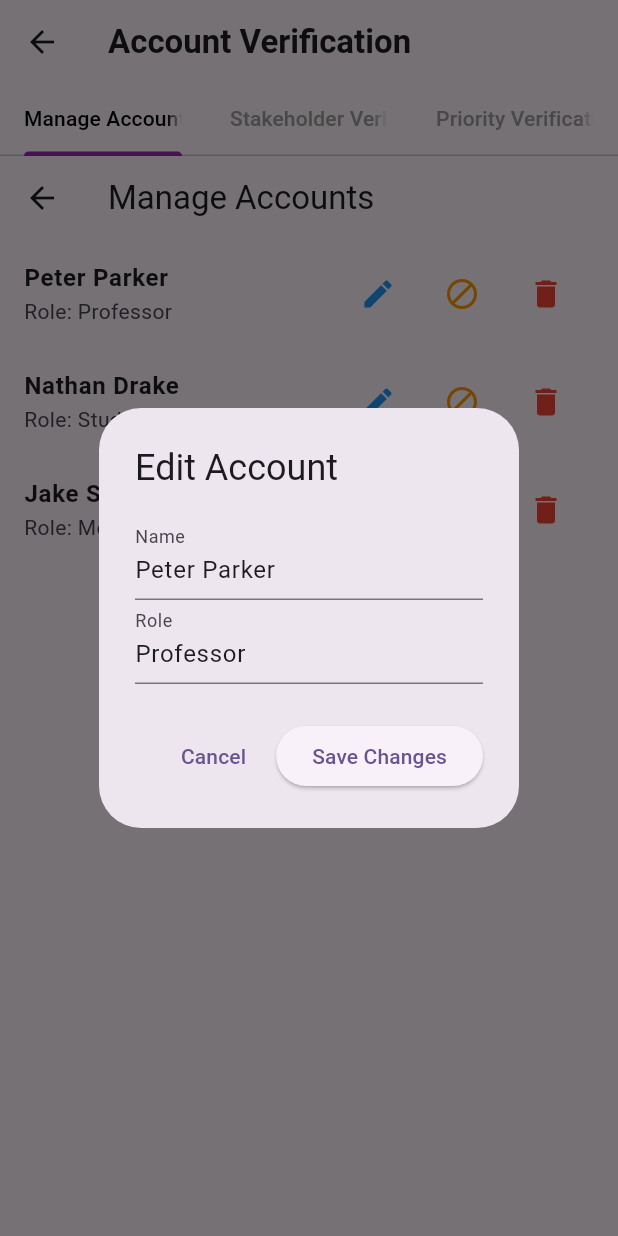
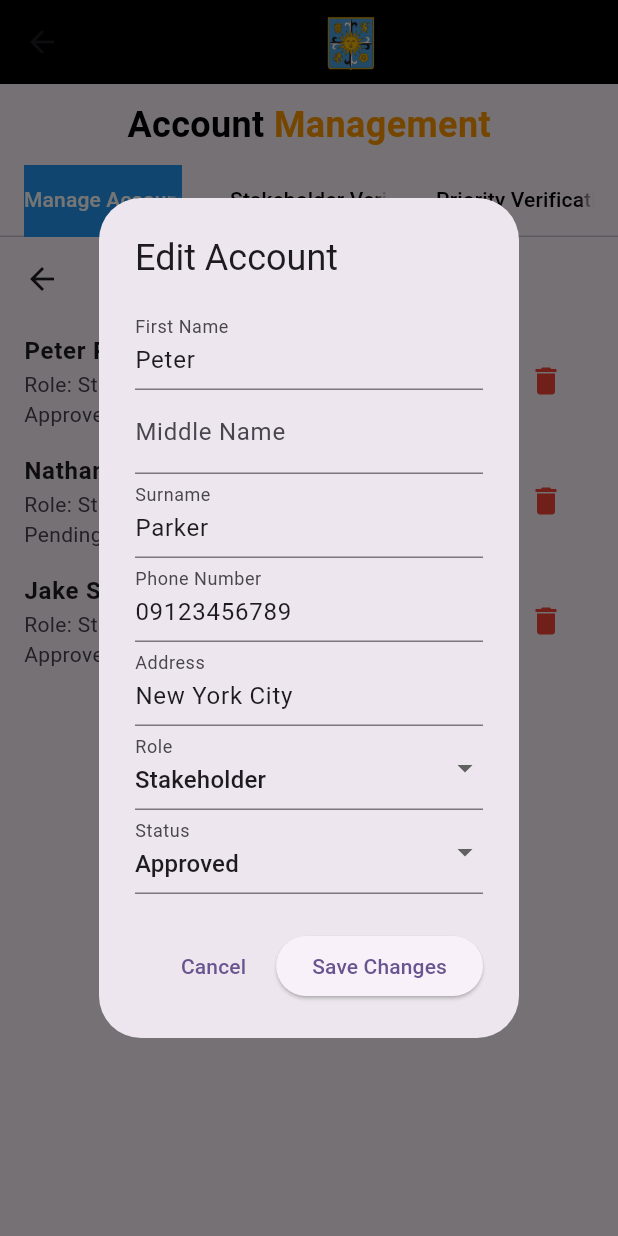
Before and after one commit to jjelleazarr/se2_tigersafe, a Flutter app: the AccountManagementScreen screen opened directly, after a tap on the "edit" icon, on a phone screen of 412 x 824 dp. Run offline on Flutter 3.47's test engine with Material 3 defaults, Android fonts, the phone set to English and light mode, and no system bars; our stand-ins replace cloud_firestore, firebase_auth, firebase_core, geolocator, google_fonts, google_sign_in and 1 more; accounts and stored records are empty.

Commit message:
Incomplete manage account function

```diff
--- a/lib/screens/web/account_management.dart
+++ b/lib/screens/web/account_management.dart
@@ -2,6 +2,7 @@ import 'package:flutter/material.dart';
 import 'manage_accounts.dart';
 import 'stakeholder_verification.dart';
 import 'priority_verification.dart';
+import 'package:se2_tigersafe/widgets/dashboard_appbar.dart';
 
 class AccountManagementScreen extends StatelessWidget {
   @override
@@ -9,27 +10,44 @@ class AccountManagementScreen extends StatelessWidget {
     return DefaultTabController(
       length: 3,
       child: Scaffold(
-        appBar: AppBar(
-          leading: IconButton(
-            icon: Icon(Icons.arrow_back),
-            onPressed: () => Navigator.pop(context),
+        appBar: const DashboardAppBar(),
+        body: Column(
+          children: [
+            // Header: Account Management
+            const SizedBox(height: 10),
+            const Center(
+              child: Text.rich(
+                TextSpan(
+                  children: [
+                    TextSpan(
+                      text: 'Account ',
+                      style: TextStyle(fontSize: 24, fontWeight: FontWeight.bold, color: Colors.black),
                     ),
-          title: Text(
-            'Account Verification',
-            style: TextStyle(fontWeight: FontWeight.bold),
+                    TextSpan(
+                      text: 'Management',
+                      style: TextStyle(fontSize: 24, fontWeight: FontWeight.bold, color: Colors.orange),
                     ),
-          bottom: TabBar(
-            labelColor: Colors.black, // Active tab text color
-            unselectedLabelColor: Colors.grey, // Inactive tab text color
-            indicatorColor: Colors.purple, // Matches mockup
+                  ],
+                ),
+              ),
+            ),
+            const SizedBox(height: 10),
+
+            // Tabs
+            const TabBar(
+              labelColor: Colors.white,
+              unselectedLabelColor: Colors.black,
+              indicator: BoxDecoration(color: Colors.blue),
               tabs: [
                 Tab(text: "Manage Accounts"),
                 Tab(text: "Stakeholder Verification"),
                 Tab(text: "Priority Verification"),
               ],
             ),
-        ),
-        body: TabBarView(
+
+            // Tab content
+            Expanded(
+              child: TabBarView(
                 children: [
                   ManageAccountsScreen(),
                   StakeholderVerificationScreen(),
@@ -37,6 +55,9 @@ class AccountManagementScreen extends StatelessWidget {
                 ],
               ),
             ),
+          ],
+        ),
+      ),
     );
   }
 }
--- a/lib/screens/web/manage_accounts.dart
+++ b/lib/screens/web/manage_accounts.dart
@@ -1,4 +1,5 @@
 import 'package:flutter/material.dart';
+import 'package:se2_tigersafe/controllers/manage_accounts_controller.dart';
 
 class ManageAccountsScreen extends StatefulWidget {
   @override
@@ -7,35 +8,139 @@ class ManageAccountsScreen extends StatefulWidget {
 
 class _ManageAccountsScreenState extends State<ManageAccountsScreen> {
   List<Map<String, String>> accounts = [
-    {"name": "Peter Parker", "role": "Professor"},
-    {"name": "Nathan Drake", "role": "Student"},
-    {"name": "Jake Seresin", "role": "Medical"},
+    {
+      "first_name": "Peter",
+      "middle_name": "",
+      "surname": "Parker",
+      "phone_number": "09123456789",
+      "address": "New York City",
+      "roles": "/roles/stakeholder",
+      "status": "Approved"
+    },
+    {
+      "first_name": "Nathan",
+      "middle_name": "",
+      "surname": "Drake",
+      "phone_number": "09111111111",
+      "address": "Boston",
+      "roles": "/roles/stakeholder",
+      "status": "Pending"
+    },
+    {
+      "first_name": "Jake",
+      "middle_name": "",
+      "surname": "Seresin",
+      "phone_number": "09999999999",
+      "address": "Los Angeles",
+      "roles": "/roles/stakeholder",
+      "status": "Approved"
+    },
+  ];
+
+  final List<String> statusOptions = [
+    "Approved",
+    "Pending",
+    "Rejected",
+    "Banned"
   ];
 
   void _editAccount(int index) {
+    final acc = accounts[index];
+
+    TextEditingController firstNameController =
+        TextEditingController(text: acc['first_name']);
+    TextEditingController middleNameController =
+        TextEditingController(text: acc['middle_name']);
+    TextEditingController surnameController =
+        TextEditingController(text: acc['surname']);
+    TextEditingController phoneController =
+        TextEditingController(text: acc['phone_number']);
+    TextEditingController addressController =
+        TextEditingController(text: acc['address']);
+    String role = acc['roles'] ?? "/roles/stakeholder";
+    String status = acc['status'] ?? "Pending";
+
     showDialog(
       context: context,
       builder: (context) {
-        TextEditingController nameController = TextEditingController(text: accounts[index]['name']);
-        TextEditingController roleController = TextEditingController(text: accounts[index]['role']);
-
         return AlertDialog(
           title: Text("Edit Account"),
-          content: Column(
-            mainAxisSize: MainAxisSize.min,
-            children: [
-              TextField(controller: nameController, decoration: InputDecoration(labelText: "Name")),
-              TextField(controller: roleController, decoration: InputDecoration(labelText: "Role")),
-            ],
+          content: SingleChildScrollView(
+            child: Column(
+              mainAxisSize: MainAxisSize.min,
+              children: [
+                TextField(
+                    controller: firstNameController,
+                    decoration: InputDecoration(labelText: "First Name")),
+                TextField(
+                    controller: middleNameController,
+                    decoration: InputDecoration(labelText: "Middle Name")),
+                TextField(
+                    controller: surnameController,
+                    decoration: InputDecoration(labelText: "Surname")),
+                TextField(
+                    controller: phoneController,
+                    decoration: InputDecoration(labelText: "Phone Number")),
+                TextField(
+                    controller: addressController,
+                    decoration: InputDecoration(labelText: "Address")),
+                DropdownButtonFormField<String>(
+                  value: role,
+                  items: [
+                    DropdownMenuItem(
+                      value: "/roles/stakeholder",
+                      child: Text("Stakeholder"),
+                    ),
+                    DropdownMenuItem(
+                      value: "/roles/command_center_personnel",
+                      child: Text("Command Center"),
+                    ),
+                    DropdownMenuItem(
+                      value: "/roles/emergency_response_team",
+                      child: Text("Emergency Response Team"),
+                    ),
+                  ],
+                  onChanged: (value) {
+                    role = value!;
+                  },
+                  decoration: InputDecoration(labelText: "Role"),
+                ),
+                DropdownButtonFormField<String>(
+                  value: status,
+                  items: statusOptions
+                      .map((s) =>
+                          DropdownMenuItem(value: s, child: Text(s)))
+                      .toList(),
+                  onChanged: (value) {
+                    status = value!;
+                  },
+                  decoration: InputDecoration(labelText: "Status"),
+                ),
+              ],
+            ),
           ),
           actions: [
             TextButton(onPressed: () => Navigator.pop(context), child: Text("Cancel")),
             ElevatedButton(
-              onPressed: () {
+              onPressed: () async {
                 setState(() {
-                  accounts[index]['name'] = nameController.text;
-                  accounts[index]['role'] = roleController.text;
+                  accounts[index] = {
+                    "first_name": firstNameController.text,
+                    "middle_name": middleNameController.text,
+                    "surname": surnameController.text,
+                    "phone_number": phoneController.text,
+                    "address": addressController.text,
+                    "roles": role,
+                    "status": status,
+                  };
                 });
+
+                final userId = "some_user_id"; // Replace with actual user document ID
+                final controller = ManageAccountsController();
+
+                await controller.adminRoleUpdate(userId, role, context);
+                await controller.accountApproval(userId, status.toLowerCase(), context);
+
                 Navigator.pop(context);
               },
               child: Text("Save Changes"),
@@ -52,42 +157,39 @@ class _ManageAccountsScreenState extends State<ManageAccountsScreen> {
     });
   }
 
-  void _banAccount(int index) {
+  void _banAccount(int index) async {
+    final userId = "some_user_id"; // Replace with actual user document ID
+    final controller = ManageAccountsController();
+
+    // Update local UI state
     setState(() {
-      accounts[index]['role'] = "Banned";
+      accounts[index]['status'] = "Banned";
     });
+
+    // Then update Firestore
+    await controller.accountApproval(userId, "banned", context);
   }
+
 
   @override
   Widget build(BuildContext context) {
     return Scaffold(
-      appBar: AppBar(title: Text("Manage Accounts")), // This ensures Material design is applied
+      appBar: AppBar(title: Text("Manage Accounts")),
       body: ListView.builder(
         itemCount: accounts.length,
         itemBuilder: (context, index) {
+          final name = "${accounts[index]['first_name']} ${accounts[index]['surname']}";
+          final role = accounts[index]['roles']!.split("/").last;
+
           return ListTile(
-            title: Text(
-              accounts[index]['name']!,
-              style: TextStyle(fontWeight: FontWeight.bold),
-            ),
-            subtitle: Text("Role: ${accounts[index]['role']}"),
+            title: Text(name, style: TextStyle(fontWeight: FontWeight.bold)),
+            subtitle: Text("Role: ${role.capitalize()}, Status: ${accounts[index]['status']}"),
             trailing: Row(
               mainAxisSize: MainAxisSize.min,
               children: [
-                IconButton(
-                  icon: Icon(Icons.edit, color: Colors.blue),
-                  onPressed: () => _editAccount(index),
-                ),
-                SizedBox(width: 8), // Spacing between icons
-                IconButton(
-                  icon: Icon(Icons.block, color: Colors.orange),
-                  onPressed: () => _banAccount(index),
-                ),
-                SizedBox(width: 8),
-                IconButton(
-                  icon: Icon(Icons.delete, color: Colors.red),
-                  onPressed: () => _deleteAccount(index),
-                ),
+                IconButton(icon: Icon(Icons.edit, color: Colors.blue), onPressed: () => _editAccount(index)),
+                IconButton(icon: Icon(Icons.block, color: Colors.orange), onPressed: () => _banAccount(index)),
+                IconButton(icon: Icon(Icons.delete, color: Colors.red), onPressed: () => _deleteAccount(index)),
               ],
             ),
           );
@@ -96,3 +198,9 @@ class _ManageAccountsScreenState extends State<ManageAccountsScreen> {
     );
   }
 }
+
+// Helper to capitalize the first letter
+extension StringCasingExtension on String {
+  String capitalize() =>
+      this.isNotEmpty ? "${this[0].toUpperCase()}${substring(1)}" : "";
+}
```
Lines whose indentation alone changed are shown as unchanged.
